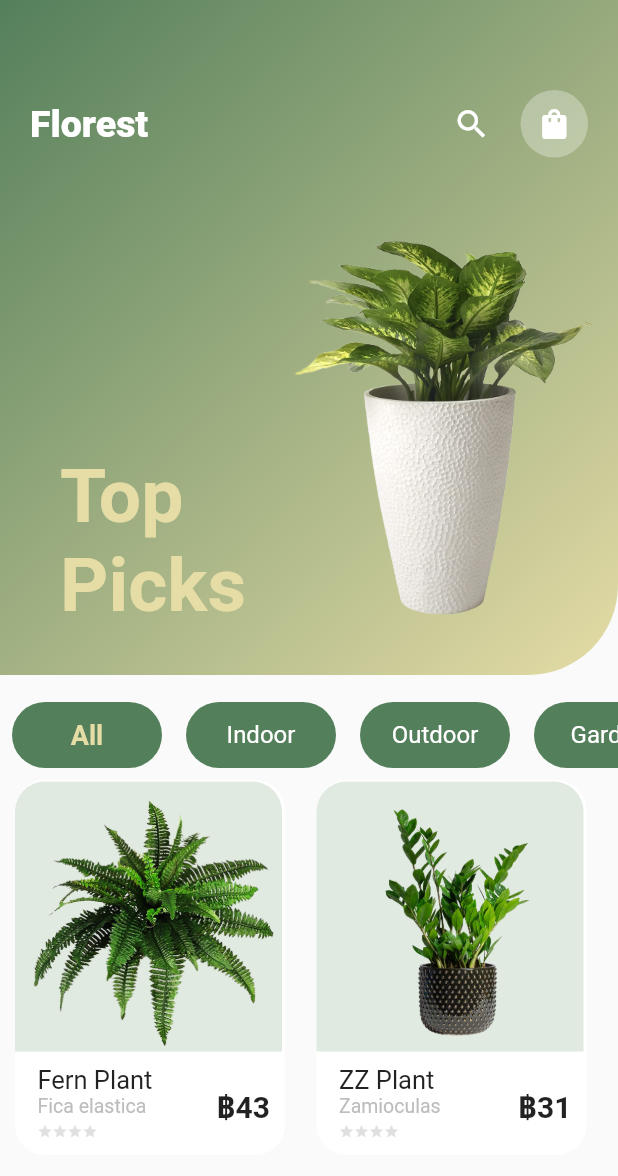
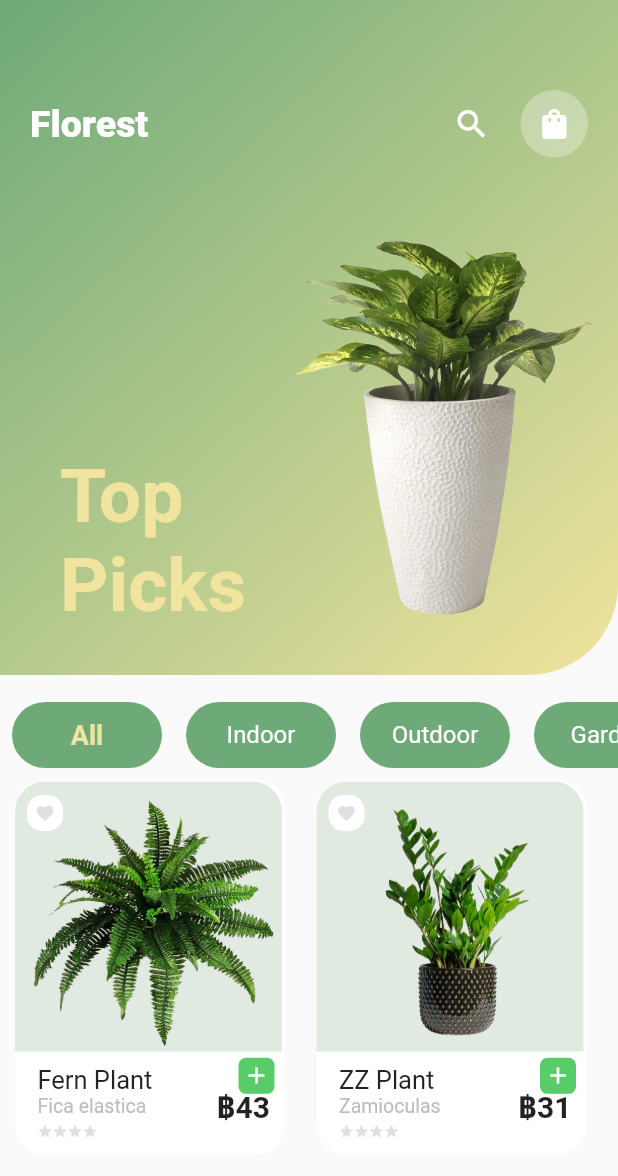
Before and after one commit to bungearnss/plant_store_app, a Flutter app: the screen it shows after launch, on a phone screen of 412 x 824 dp. Shown: the top 1176 px of the screen. Run offline on Flutter 3.47's test engine with Material 2 defaults, Android fonts, the light colour scheme and no system bars.

Commit message:
add cart and fav function

```diff
--- a/lib/constants/colors.dart
+++ b/lib/constants/colors.dart
@@ -1,6 +1,7 @@
 import 'package:flutter/material.dart';
 
-Color primaryColor = const Color(0xFF547F5B);
-Color secondaryColor = const Color(0xFFE5DCA6);
+Color primaryColor = const Color.fromARGB(255, 110, 170, 120);
+Color secondaryColor = const Color.fromARGB(255, 240, 228, 158);
 
 Color mainThemeColor = const Color.fromRGBO(218, 229, 218, .8);
+Color accentColor = const Color.fromRGBO(89, 204, 106, 1);
--- a/lib/widgets/plant_item.dart
+++ b/lib/widgets/plant_item.dart
@@ -89,6 +89,52 @@ class PlantItem extends StatelessWidget {
                 child: Image.asset(plant.imgUrl),
               ),
             ),
+            Positioned(
+              bottom: 80,
+              right: 28,
+              child: SizedBox(
+                width: 24,
+                height: 24,
+                child: Container(
+                  decoration: BoxDecoration(
+                    color: accentColor,
+                    borderRadius: const BorderRadius.all(
+                      Radius.circular(5),
+                    ),
+                  ),
+                  child: const Center(
+                    child: Icon(
+                      Icons.add,
+                      color: Colors.white,
+                      size: 18,
+                    ),
+                  ),
+                ),
+              ),
+            ),
+            Positioned(
+              top: 10,
+              left: 8,
+              child: SizedBox(
+                width: 24,
+                height: 24,
+                child: Container(
+                  decoration: const BoxDecoration(
+                    color: Colors.white,
+                    borderRadius: BorderRadius.all(
+                      Radius.circular(10),
+                    ),
+                  ),
+                  child: Center(
+                    child: Icon(
+                      Icons.favorite,
+                      color: Colors.grey.shade300,
+                      size: 13,
+                    ),
+                  ),
+                ),
+              ),
+            ),
           ],
         ),
       ),
```
